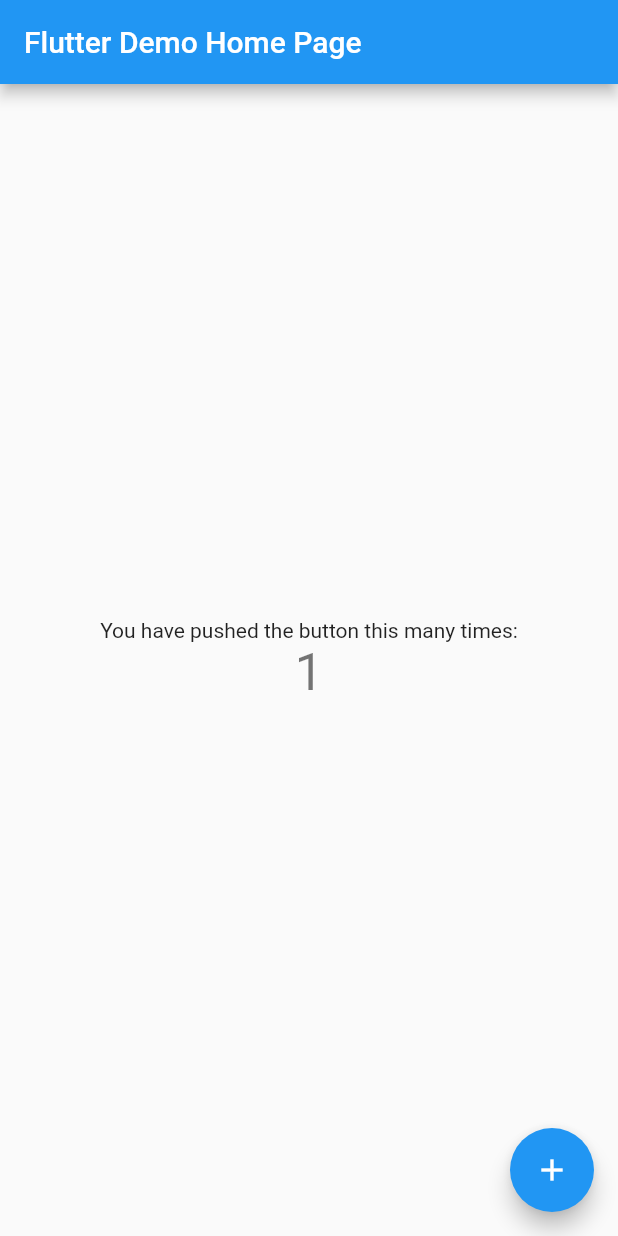
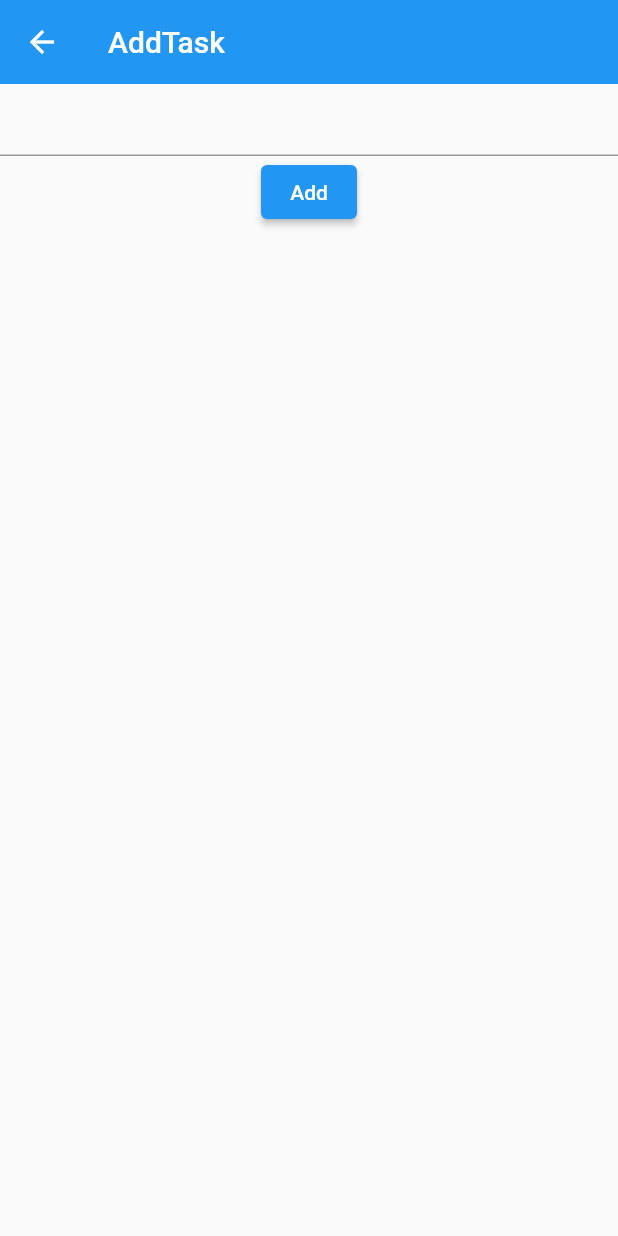
Before and after one commit to Jrius4/note-book, a Flutter app: the screen it shows after launch, after a tap on the "add" icon, on a phone screen of 412 x 824 dp. Run offline on Flutter 3.47's test engine with Material 2 defaults, Android fonts, the phone set to English and light mode, and no system bars; our stand-ins replace hive, hive_flutter; accounts and stored records are empty.

Commit message:
all crud operations cleared

```diff
--- /dev/null
+++ b/lib/core/app_routes/app_routes.dart
@@ -0,0 +1,20 @@
+import 'package:flutter/material.dart';
+import 'package:note_book/tasks/view/add_task_view.dart';
+import 'package:note_book/tasks/view/task_list_view.dart';
+
+class AppRoutes {
+  static Route onGenerateRoutes(RouteSettings settings) {
+    switch (settings.name) {
+      case "/":
+        return _materialRoute(const TaskListView(), settings);
+      case "/add-task":
+        return _materialRoute(AddTaskView(), settings);
+      default:
+        return _materialRoute(const TaskListView(), settings);
+    }
+  }
+
+  static Route _materialRoute(Widget view, RouteSettings settings) {
+    return MaterialPageRoute(settings: settings, builder: (_) => view);
+  }
+}
--- a/lib/main.dart
+++ b/lib/main.dart
@@ -1,6 +1,18 @@
 import 'package:flutter/material.dart';
+import 'package:hive/hive.dart';
+import 'package:hive_flutter/hive_flutter.dart';
+import 'package:note_book/core/app_routes/app_routes.dart';
+import 'package:note_book/tasks/data/task.dart';
+import 'package:provider/provider.dart';
+import './tasks/view_models/task_view_model.dart';
+import './tasks/view/add_task_view.dart';
+import './tasks/view/task_list_view.dart';
 
-void main() {
+void main() async {
+  WidgetsFlutterBinding.ensureInitialized();
+  await Hive.initFlutter();
+  Hive.registerAdapter(TaskAdapter());
+  await Hive.openBox<Task>('tasks');
   runApp(const MyApp());
 }
 
@@ -10,106 +22,17 @@ class MyApp extends StatelessWidget {
   // This widget is the root of your application.
   @override
   Widget build(BuildContext context) {
-    return MaterialApp(
-      title: 'Flutter Demo',
-      theme: ThemeData(
-        // This is the theme of your application.
-        //
-        // Try running your application with "flutter run". You'll see the
-        // application has a blue toolbar. Then, without quitting the app, try
-        // changing the primarySwatch below to Colors.green and then invoke
-        // "hot reload" (press "r" in the console where you ran "flutter run",
-        // or simply save your changes to "hot reload" in a Flutter IDE).
-        // Notice that the counter didn't reset back to zero; the application
-        // is not restarted.
-        primarySwatch: Colors.blue,
+    return ChangeNotifierProvider(
+      create: (context) => TaskViewModel(),
+      child: MaterialApp(
+        debugShowCheckedModeBanner: false,
+        title: 'Task App',
+        theme: ThemeData(
+          primarySwatch: Colors.blue,
+        ),
+        onGenerateRoute: AppRoutes.onGenerateRoutes,
+        home: const TaskListView(),
       ),
-      home: const MyHomePage(title: 'Flutter Demo Home Page'),
     );
   }
 }
-
-class MyHomePage extends StatefulWidget {
-  const MyHomePage({super.key, required this.title});
-
-  // This widget is the home page of your application. It is stateful, meaning
-  // that it has a State object (defined below) that contains fields that affect
-  // how it looks.
-
-  // This class is the configuration for the state. It holds the values (in this
-  // case the title) provided by the parent (in this case the App widget) and
-  // used by the build method of the State. Fields in a Widget subclass are
-  // always marked "final".
-
-  final String title;
-
-  @override
-  State<MyHomePage> createState() => _MyHomePageState();
-}
-
-class _MyHomePageState extends State<MyHomePage> {
-  int _counter = 0;
-
-  void _incrementCounter() {
-    setState(() {
-      // This call to setState tells the Flutter framework that something has
-      // changed in this State, which causes it to rerun the build method below
-      // so that the display can reflect the updated values. If we changed
-      // _counter without calling setState(), then the build method would not be
-      // called again, and so nothing would appear to happen.
-      _counter++;
-    });
-  }
-
-  @override
-  Widget build(BuildContext context) {
-    // This method is rerun every time setState is called, for instance as done
-    // by the _incrementCounter method above.
-    //
-    // The Flutter framework has been optimized to make rerunning build methods
-    // fast, so that you can just rebuild anything that needs updating rather
-    // than having to individually change instances of widgets.
-    return Scaffold(
-      appBar: AppBar(
-        // Here we take the value from the MyHomePage object that was created by
-        // the App.build method, and use it to set our appbar title.
-        title: Text(widget.title),
-      ),
-      body: Center(
-        // Center is a layout widget. It takes a single child and positions it
-        // in the middle of the parent.
-        child: Column(
-          // Column is also a layout widget. It takes a list of children and
-          // arranges them vertically. By default, it sizes itself to fit its
-          // children horizontally, and tries to be as tall as its parent.
-          //
-          // Invoke "debug painting" (press "p" in the console, choose the
-          // "Toggle Debug Paint" action from the Flutter Inspector in Android
-          // Studio, or the "Toggle Debug Paint" command in Visual Studio Code)
-          // to see the wireframe for each widget.
-          //
-          // Column has various properties to control how it sizes itself and
-          // how it positions its children. Here we use mainAxisAlignment to
-          // center the children vertically; the main axis here is the vertical
-          // axis because Columns are vertical (the cross axis would be
-          // horizontal).
-          mainAxisAlignment: MainAxisAlignment.center,
-          children: <Widget>[
-            const Text(
-              'You have pushed the button this many times:',
-            ),
-            Text(
-              '$_counter',
-              style: Theme.of(context).textTheme.headlineMedium,
-            ),
-          ],
-        ),
-      ),
-      floatingActionButton: FloatingActionButton(
-        onPressed: _incrementCounter,
-        tooltip: 'Increment',
-        child: const Icon(Icons.add),
-      ), // This trailing comma makes auto-formatting nicer for build methods.
-    );
-  }
-}
--- a/lib/tasks/view/add_task_view.dart
+++ b/lib/tasks/view/add_task_view.dart
@@ -0,0 +1,47 @@
+import 'dart:developer';
+
+import 'package:note_book/tasks/data/task.dart';
+import 'package:provider/provider.dart';
+import 'package:flutter/material.dart';
+import '../view_models/task_view_model.dart';
+
+class AddTaskView extends StatelessWidget {
+  AddTaskView({super.key});
+
+  final TextEditingController _controller = TextEditingController();
+
+  @override
+  Widget build(BuildContext context) {
+    final viewModel = Provider.of<TaskViewModel>(context);
+    final Task? editTask = ModalRoute.of(context)?.settings.arguments as Task?;
+    inspect(ModalRoute.of(context)?.settings);
+    if (editTask != null) {
+      inspect(editTask);
+      _controller.text = editTask.title!;
+    }
+    return Scaffold(
+      appBar: AppBar(
+        title: Text('${editTask == null ? "Add" : "Edit"}Task'),
+        elevation: 0,
+      ),
+      body: Column(children: [
+        TextField(
+          controller: _controller,
+        ),
+        ElevatedButton(
+          onPressed: () {
+            if (editTask != null) {
+              editTask.title = _controller.text;
+              viewModel.updateTask(editTask);
+            } else {
+              viewModel.addTask(_controller.text);
+            }
+
+            Navigator.pop(context);
+          },
+          child: Text(editTask == null ? "Add" : 'Edit'),
+        ),
+      ]),
+    );
+  }
+}
--- a/lib/tasks/view/task_list_view.dart
+++ b/lib/tasks/view/task_list_view.dart
@@ -0,0 +1,75 @@
+import 'dart:developer';
+
+import 'package:provider/provider.dart';
+import 'package:flutter/material.dart';
+import '../view_models/task_view_model.dart';
+
+class TaskListView extends StatelessWidget {
+  const TaskListView({super.key});
+
+  @override
+  Widget build(BuildContext context) {
+    final viewModel = Provider.of<TaskViewModel>(context);
+    final tasks = viewModel.tasks;
+    return Scaffold(
+      appBar: AppBar(
+        title: const Text('Tasks'),
+        elevation: 0,
+      ),
+      backgroundColor: Colors.white,
+      floatingActionButton: FloatingActionButton(
+        onPressed: () {
+          Navigator.of(context).pushNamed("/add-task");
+        },
+        child: const Icon(Icons.add),
+      ),
+      body: Stack(
+        children: [
+          ListView.builder(
+              padding: const EdgeInsets.symmetric(vertical: 50),
+              itemCount: tasks.length,
+              itemBuilder: (context, index) {
+                final task = tasks[index];
+                return ListTile(
+                  dense: true,
+                  title: Text(task.title!),
+                  trailing: SizedBox(
+                    width: 100,
+                    child: Row(
+                      children: [
+                        Expanded(
+                          child: IconButton(
+                              onPressed: () {
+                                Navigator.pushNamed(context, '/add-task',
+                                    arguments: task);
+                              },
+                              color: Colors.blue,
+                              icon: const Icon(Icons.edit)),
+                        ),
+                        Expanded(
+                          child: IconButton(
+                              onPressed: () async {
+                                await viewModel.deleteTask(task);
+                              },
+                              color: Colors.red,
+                              icon: const Icon(Icons.delete)),
+                        )
+                      ],
+                    ),
+                  ),
+                  leading: Checkbox(
+                    value: task.isDone,
+                    onChanged: (value) async {
+                      // Update task's status
+                      task.isDone = value;
+
+                      await viewModel.updateTask(task);
+                    },
+                  ),
+                );
+              }),
+        ],
+      ),
+    );
+  }
+}
--- a/lib/tasks/view_models/task_view_model.dart
+++ b/lib/tasks/view_models/task_view_model.dart
@@ -0,0 +1,36 @@
+import 'package:flutter/foundation.dart';
+import '../data/task.dart';
+import '../data/task_repository.dart';
+
+class TaskViewModel extends ChangeNotifier {
+  final TaskRepository _repository = TaskRepository();
+  List<Task> _tasks = [];
+
+  List<Task> get tasks => _tasks;
+
+  TaskViewModel() {
+    _loadTasks();
+  }
+
+  void _loadTasks() {
+    _tasks = _repository.getAllTasks();
+    notifyListeners();
+  }
+
+  void addTask(String title) {
+    final newTask = Task(title: title);
+    _repository.addTask(newTask);
+    _loadTasks();
+  }
+
+  Future<void> updateTask(Task task) async {
+    final newTask = task;
+    await _repository.markTask(newTask);
+    _loadTasks();
+  }
+
+  deleteTask(Task task) async {
+    _repository.deleteTask(task);
+    _loadTasks();
+  }
+}
--- a/pubspec.yaml
+++ b/pubspec.yaml
@@ -40,6 +40,7 @@ dependencies:
   hive_flutter: ^1.1.0
   hive: ^2.2.3
   uuid: ^3.0.4
+  provider: ^6.0.5
 
 dev_dependencies:
   flutter_test:
```
Also changed, not shown: lib/tasks/data/task_repository.dart (+8 -0 lines), lib/tasks/data/task.g.dart (added), pubspec.lock.
